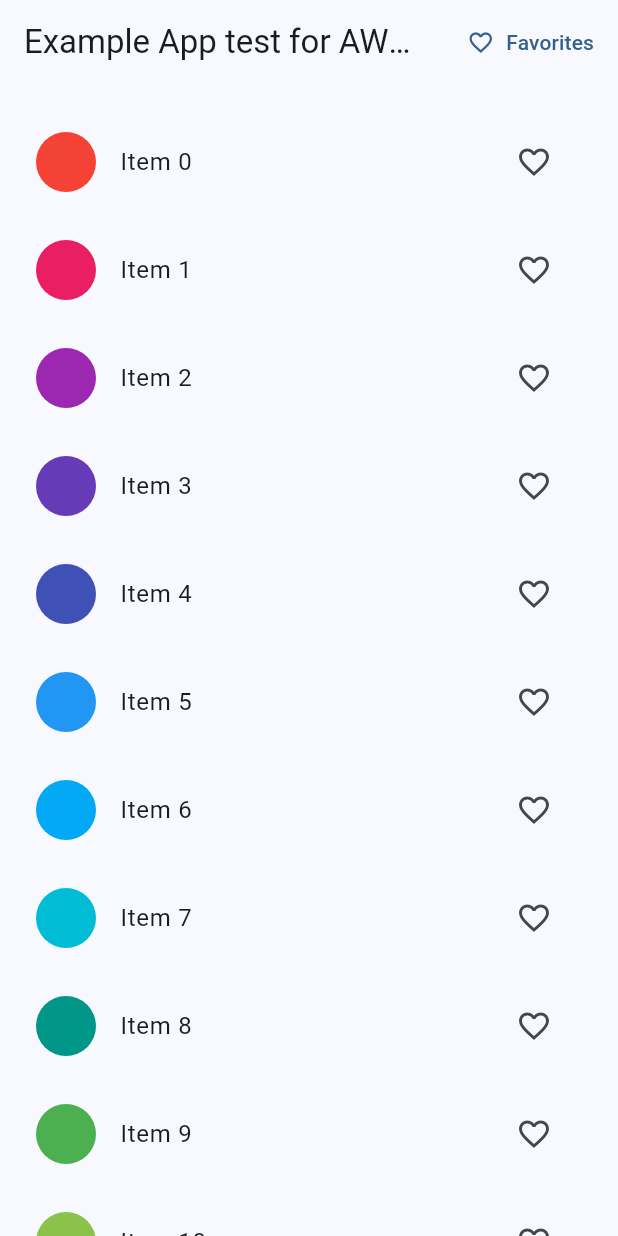
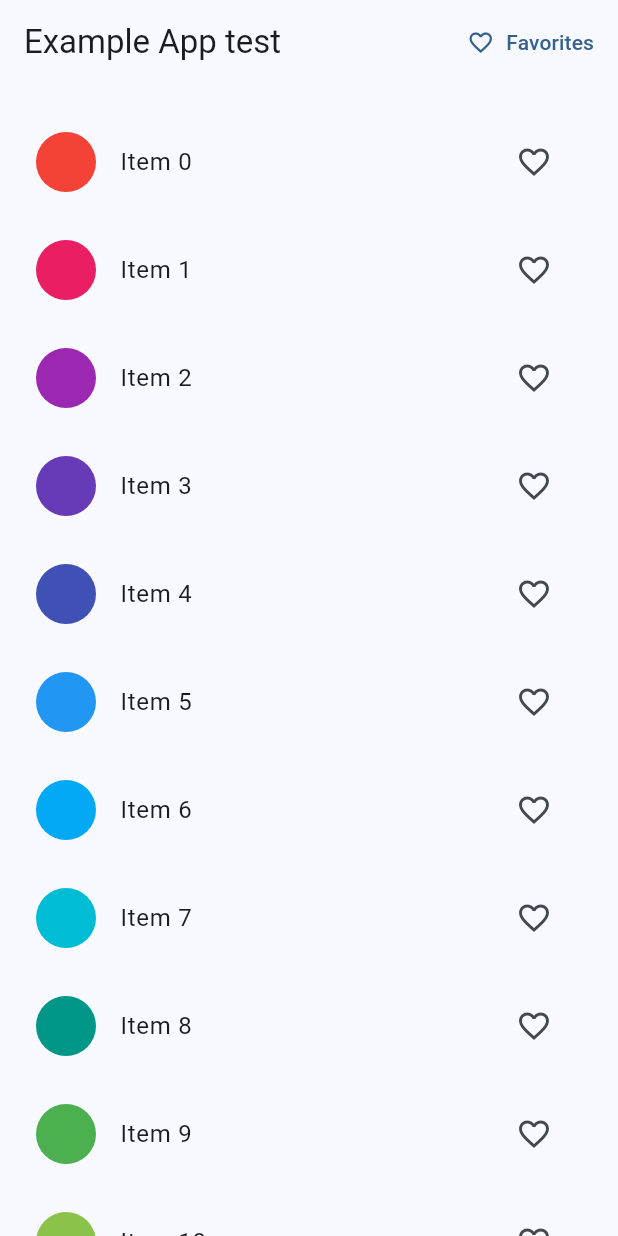
Before and after one commit to DanielGallo/Flutter-Project-Example, a Flutter app: the screen it shows after launch, on a phone screen of 412 x 824 dp. Run offline on Flutter 3.47's test engine with Material 3 defaults, Android fonts, the phone set to English and light mode, and no system bars; our stand-ins replace go_router.

Commit message:
Changed home.dart

```diff
--- a/lib/screens/home.dart
+++ b/lib/screens/home.dart
@@ -17,7 +17,7 @@ class HomePage extends StatelessWidget {
   Widget build(BuildContext context) {
     return Scaffold(
       appBar: AppBar(
-        title: const Text('Example App test for AWS re:Invent'),
+        title: const Text('Example App test'),
         actions: [
           TextButton.icon(
             onPressed: () {
```
